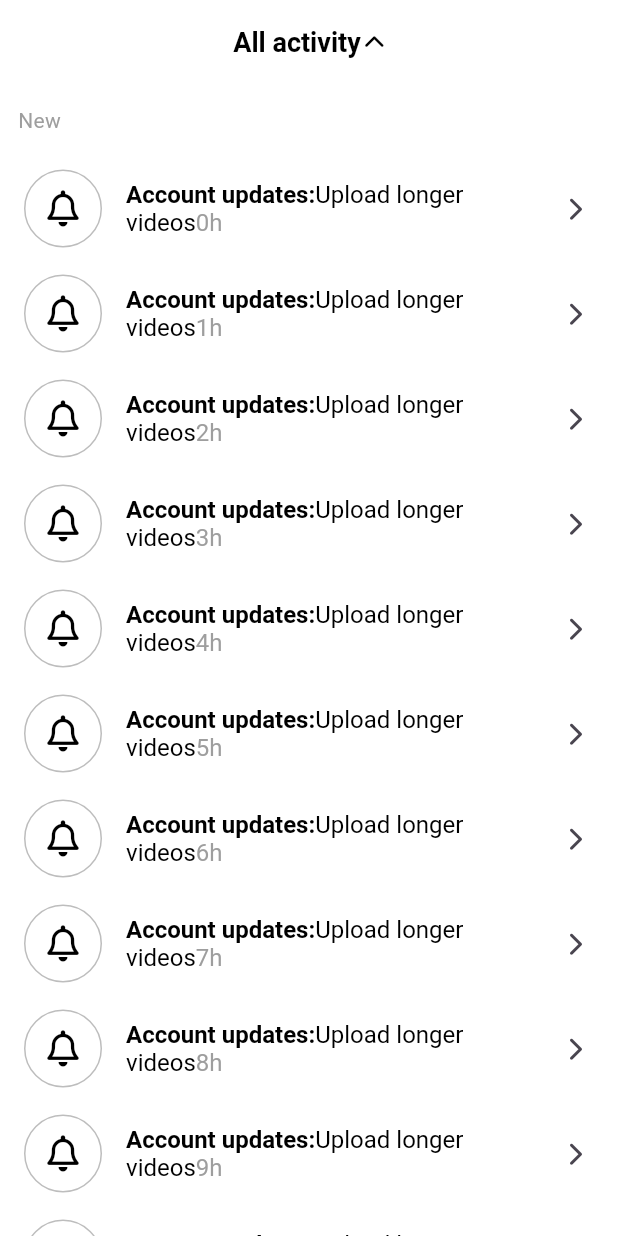
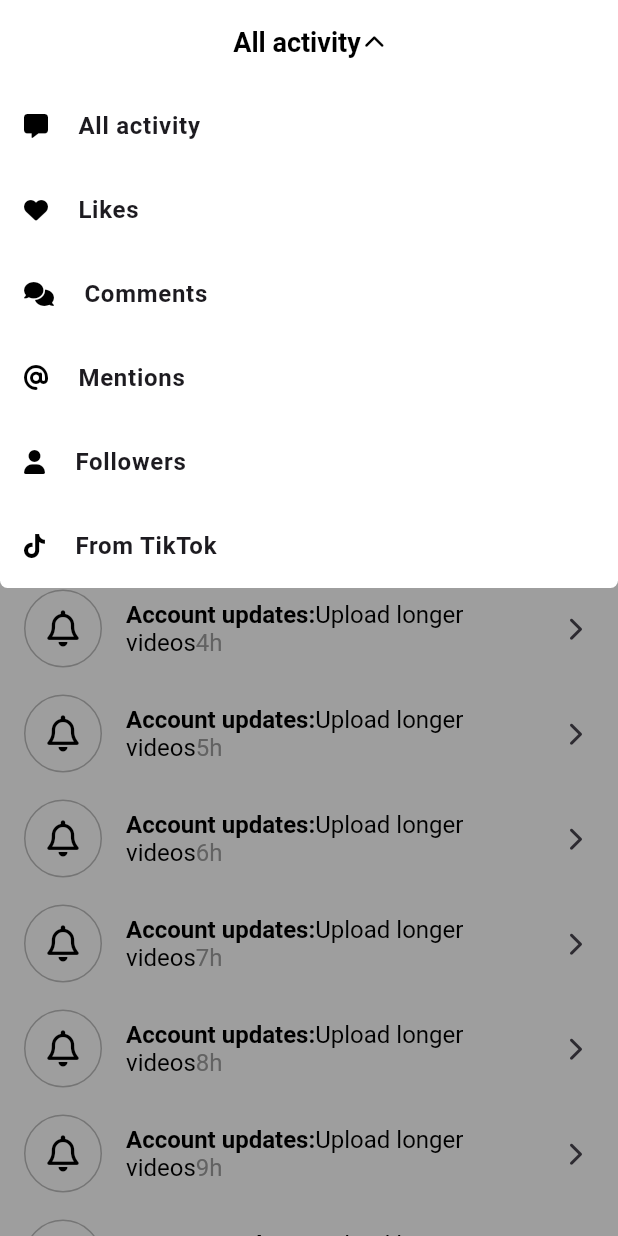
Before and after one commit to sweetandsourkiss/tiktok_clone, a Flutter app: the screen it shows after launch, after a tap on "All activity", on a phone screen of 412 x 824 dp. Run offline on Flutter 3.47's test engine with Material 3 defaults, Android fonts, the phone set to English and light mode, and no system bars; our stand-ins replace font_awesome_flutter, video_player, visibility_detector.

Commit message:
#10 INBOX

```diff
--- a/lib/features/inbox/activity_screen.dart
+++ b/lib/features/inbox/activity_screen.dart
@@ -17,26 +17,72 @@ class _ActivityScreenState extends State<ActivityScreen>
     (index) => '${index}h',
   );
 
+  final List<Map<String, dynamic>> _tabs = [
+    {
+      "title": "All activity",
+      "icon": FontAwesomeIcons.solidMessage,
+    },
+    {
+      "title": "Likes",
+      "icon": FontAwesomeIcons.solidHeart,
+    },
+    {
+      "title": "Comments",
+      "icon": FontAwesomeIcons.solidComments,
+    },
+    {
+      "title": "Mentions",
+      "icon": FontAwesomeIcons.at,
+    },
+    {
+      "title": "Followers",
+      "icon": FontAwesomeIcons.solidUser,
+    },
+    {
+      "title": "From TikTok",
+      "icon": FontAwesomeIcons.tiktok,
+    }
+  ];
+
+  bool _showBarrier = false;
+
   late final AnimationController _animationController = AnimationController(
     vsync: this,
     duration: const Duration(
       milliseconds: 200,
-      ));
+    ),
+  );
 
-  late final Animation<double> _animation =
-      Tween(begin: 0.0, end: 0.5).animate(_animationController);
+  late final Animation<double> _arrowAnimation = Tween(
+    begin: 0.0,
+    end: 0.5,
+  ).animate(_animationController);
+
+  late final Animation<Offset> _panelAnimation = Tween(
+    begin: const Offset(0, -1),
+    end: Offset.zero,
+  ).animate(_animationController);
+
+  late final Animation<Color?> _barrierAnimation = ColorTween(
+    begin: Colors.transparent,
+    end: Colors.black38,
+  ).animate(_animationController);
 
   void _onDismissed(String notification) {
     _notifications.remove(notification);
     setState(() {});
   }
 
-  void _onTitleTap() {
+  void _toggleAnimation() async {
     if (_animationController.isCompleted) {
-      _animationController.reverse();
+      await _animationController.reverse();
     } else {
       _animationController.forward();
     }
+
+    setState(() {
+      _showBarrier = !_showBarrier;
+    });
   }
 
   @override
@@ -44,7 +90,7 @@ class _ActivityScreenState extends State<ActivityScreen>
     return Scaffold(
       appBar: AppBar(
         title: GestureDetector(
-          onTap: _onTitleTap,
+          onTap: _toggleAnimation,
           child: Row(
             mainAxisAlignment: MainAxisAlignment.center,
             children: [
@@ -53,7 +99,7 @@ class _ActivityScreenState extends State<ActivityScreen>
               ),
               Gaps.h2,
               RotationTransition(
-                turns: _animation,
+                turns: _arrowAnimation,
                 child: const FaIcon(
                   FontAwesomeIcons.chevronDown,
                   size: Sizes.size14,
@@ -63,7 +109,9 @@ class _ActivityScreenState extends State<ActivityScreen>
           ),
         ),
       ),
-      body: ListView(
+      body: Stack(
+        children: [
+          ListView(
             children: [
               Gaps.v14,
               Padding(
@@ -161,6 +209,54 @@ class _ActivityScreenState extends State<ActivityScreen>
                 ),
             ],
           ),
+          if (_showBarrier)
+            AnimatedModalBarrier(
+              color: _barrierAnimation,
+              dismissible: true,
+              onDismiss: _toggleAnimation,
+            ),
+          SlideTransition(
+            position: _panelAnimation,
+            child: Container(
+              decoration: const BoxDecoration(
+                color: Colors.white,
+                borderRadius: BorderRadius.only(
+                  bottomLeft: Radius.circular(
+                    Sizes.size5,
+                  ),
+                  bottomRight: Radius.circular(
+                    Sizes.size5,
+                  ),
+                ),
+              ),
+              child: Column(
+                mainAxisSize: MainAxisSize.min,
+                children: [
+                  for (var tab in _tabs)
+                    ListTile(
+                      title: Row(
+                        children: [
+                          FaIcon(
+                            tab['icon'],
+                            color: Colors.black,
+                            size: Sizes.size16,
+                          ),
+                          Gaps.h20,
+                          Text(
+                            tab['title'],
+                            style: const TextStyle(
+                              fontWeight: FontWeight.bold,
+                            ),
+                          ),
+                        ],
+                      ),
+                    ),
+                ],
+              ),
+            ),
+          ),
+        ],
+      ),
     );
   }
 }
```
Also changed, not shown: 3 other files. Lines whose indentation alone changed are shown as unchanged.
